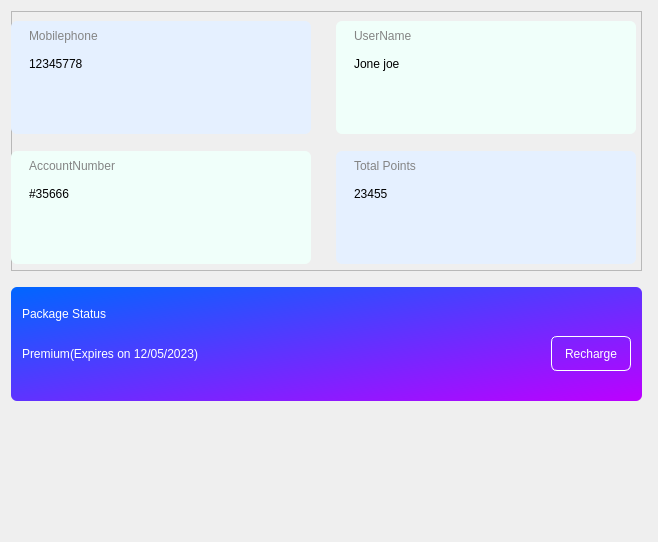
Before: the Qt Designer form widget/Setting/WAccountPage.ui in yechaoGitHub/AI, drawn with Qt 5.
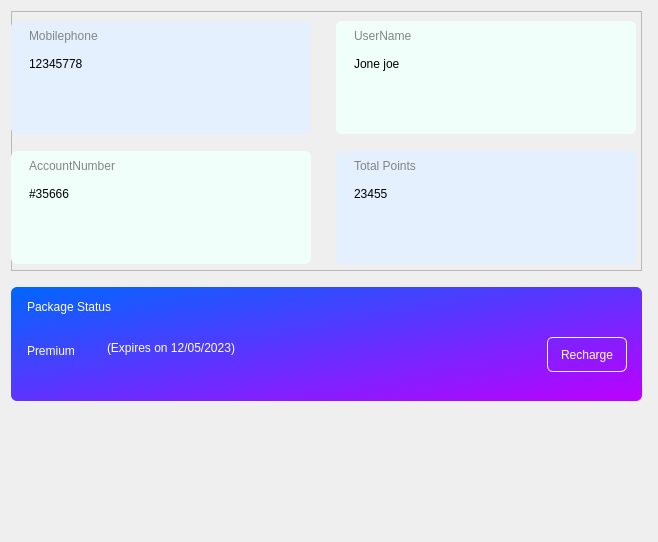
After: the same form once the commit is applied.

```diff
--- a/widget/Setting/WAccountPage.ui
+++ b/widget/Setting/WAccountPage.ui
@@ -350,27 +350,28 @@
      <property name="frameShadow">
       <enum>QFrame::Raised</enum>
      </property>
-     <layout class="QVBoxLayout" name="verticalLayout_5">
-      <property name="spacing">
-       <number>6</number>
-      </property>
-      <property name="bottomMargin">
-       <number>30</number>
-      </property>
-      <item>
        <widget class="QLabel" name="lb_9">
+      <property name="geometry">
+       <rect>
+        <x>16</x>
+        <y>9</y>
+        <width>116</width>
+        <height>22</height>
+       </rect>
+      </property>
         <property name="text">
          <string>Package Status</string>
         </property>
        </widget>
-      </item>
-      <item>
-       <layout class="QHBoxLayout" name="horizontalLayout">
-        <property name="spacing">
-         <number>0</number>
-        </property>
-        <item>
          <widget class="QLabel" name="label_2">
+      <property name="geometry">
+       <rect>
+        <x>16</x>
+        <y>47</y>
+        <width>78</width>
+        <height>24</height>
+       </rect>
+      </property>
           <property name="styleSheet">
            <string notr="true">color: rgb(255, 255, 255);
 font: 18px &quot;微软雅黑&quot;;</string>
@@ -378,10 +379,19 @@
           <property name="text">
            <string>Premium</string>
           </property>
-         </widget>
-        </item>
-        <item>
+      <property name="alignment">
+       <set>Qt::AlignBottom|Qt::AlignLeading|Qt::AlignLeft</set>
+      </property>
+     </widget>
          <widget class="QLabel" name="lb_time">
+      <property name="geometry">
+       <rect>
+        <x>96</x>
+        <y>52</y>
+        <width>190</width>
+        <height>16</height>
+       </rect>
+      </property>
           <property name="minimumSize">
            <size>
             <width>190</width>
@@ -391,23 +401,19 @@
           <property name="text">
            <string>(Expires on 12/05/2023)</string>
           </property>
-         </widget>
-        </item>
-        <item>
-         <spacer name="horizontalSpacer">
-          <property name="orientation">
-           <enum>Qt::Horizontal</enum>
-          </property>
-          <property name="sizeHint" stdset="0">
-           <size>
-            <width>40</width>
-            <height>20</height>
-           </size>
-          </property>
-         </spacer>
-        </item>
-        <item>
+      <property name="alignment">
+       <set>Qt::AlignBottom|Qt::AlignLeading|Qt::AlignLeft</set>
+      </property>
+     </widget>
          <widget class="QPushButton" name="pb_charge">
+      <property name="geometry">
+       <rect>
+        <x>536</x>
+        <y>50</y>
+        <width>80</width>
+        <height>35</height>
+       </rect>
+      </property>
           <property name="minimumSize">
            <size>
             <width>80</width>
@@ -424,10 +430,6 @@
            <string>Recharge</string>
           </property>
          </widget>
-        </item>
-       </layout>
-      </item>
-     </layout>
     </widget>
    </item>
    <item>
```
Left out of the diff: 2 changed lines with no effect on the pictures. Lines whose indentation alone changed are shown as unchanged.
